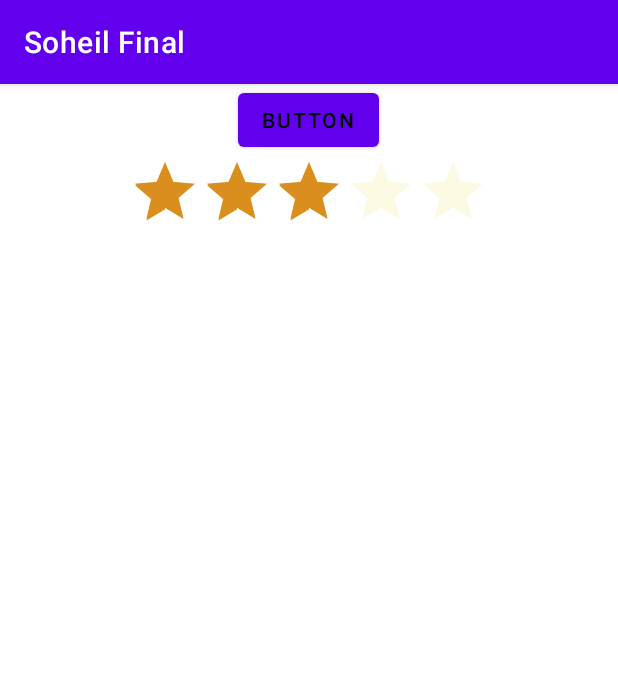
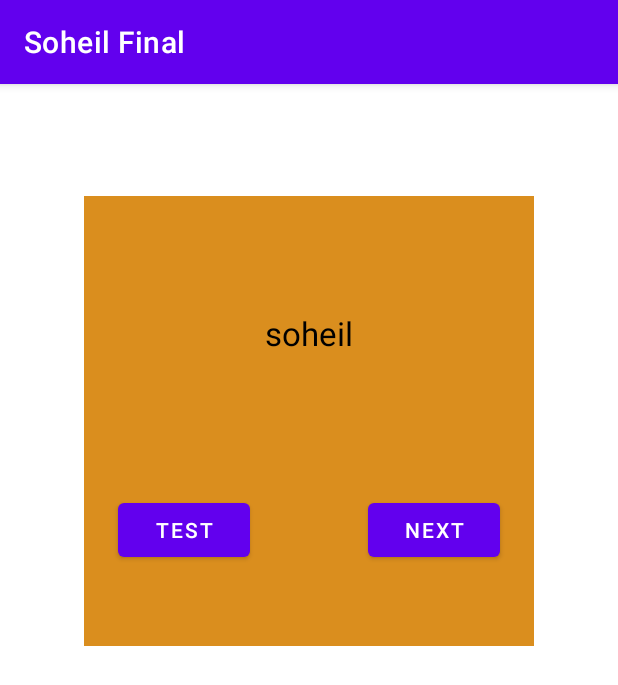
Before and after one commit to S-SHANTI/EDU, an Android app: the screen it shows after launch (MainActivity), on a phone screen of 412 x 824 dp. Shown: the top 685 px of the screen. Run offline under Robolectric (Android 15) with nearby library versions, the phone set to English and light mode, and no system bars.

Commit message:
60. طریقه استفاده بهینه از view

```diff
--- a/app/src/main/java/com/example/testproject/MainActivity.kt
+++ b/app/src/main/java/com/example/testproject/MainActivity.kt
@@ -1,7 +1,6 @@
 package com.example.testproject
 
 import android.os.Bundle
-import android.widget.Toast
 import androidx.appcompat.app.AppCompatActivity
 import com.example.testproject.databinding.ActivityMainBinding
 
@@ -15,18 +14,6 @@ class MainActivity : AppCompatActivity() {
         binding = ActivityMainBinding.inflate(layoutInflater)
         setContentView(binding.root)
 
-        val shared = getSharedPreferences("test", MODE_PRIVATE )
-
-        binding.ratingBar.rating = shared.getFloat("rate",3f)
-
-        binding.ratingBar.setOnRatingBarChangeListener { _, rating, _  ->
-
-            val edit = shared.edit()
-            edit.putFloat("rate", rating)
-            edit.apply()
-            Toast.makeText(this,rating.toString(),Toast.LENGTH_SHORT).show()
-
-        }
     }
 
 }
--- a/app/src/main/res/layout/activity_main.xml
+++ b/app/src/main/res/layout/activity_main.xml
@@ -1,5 +1,6 @@
 <?xml version="1.0" encoding="utf-8"?>
-<LinearLayout xmlns:android="http://schemas.android.com/apk/res/android"
+<androidx.constraintlayout.widget.ConstraintLayout xmlns:android="http://schemas.android.com/apk/res/android"
+    xmlns:app="http://schemas.android.com/apk/res-auto"
     xmlns:tools="http://schemas.android.com/tools"
     android:layout_width="match_parent"
     android:layout_height="match_parent"
@@ -8,22 +9,48 @@
     tools:context=".MainActivity">
 
 
+    <View
+        android:layout_width="300dp"
+        android:layout_height="300dp"
+        android:background="@color/yellow_500"
+        app:layout_constraintBottom_toBottomOf="parent"
+        app:layout_constraintEnd_toEndOf="parent"
+        app:layout_constraintStart_toStartOf="parent"
+        app:layout_constraintTop_toTopOf="parent"
+        app:layout_constraintVertical_bias="0.16000003" />
     <Button
-        android:id="@+id/next"
+        android:id="@+id/button"
         android:layout_width="wrap_content"
         android:layout_height="wrap_content"
-        android:text="@string/button"
-        android:textColor="@color/black"
-        tools:ignore="TextContrastCheck" />
+        android:text="@string/test"
+        app:layout_constraintBottom_toBottomOf="@+id/button3"
+        app:layout_constraintEnd_toStartOf="@+id/button3"
+        app:layout_constraintHorizontal_bias="0.5"
+        app:layout_constraintStart_toStartOf="parent"
+        app:layout_constraintTop_toTopOf="@+id/button3" />
 
-    <RatingBar
-        android:id="@+id/ratingBar"
+    <Button
+        android:id="@+id/button3"
         android:layout_width="wrap_content"
         android:layout_height="wrap_content"
-        android:numStars="5"
-        android:rating="3.5"
-        android:theme="@style/CustomRatingBar"
-        tools:ignore="SpeakableTextPresentCheck" />
+        android:text="@string/next"
+        app:layout_constraintBottom_toBottomOf="parent"
+        app:layout_constraintEnd_toEndOf="parent"
+        app:layout_constraintHorizontal_bias="0.5"
+        app:layout_constraintStart_toEndOf="@+id/button"
+        app:layout_constraintTop_toTopOf="parent"
+        app:layout_constraintVertical_bias="0.38" />
 
-
-</LinearLayout>
+    <TextView
+        android:textColor="@color/black"
+        android:textSize="22sp"
+        android:id="@+id/textView"
+        android:layout_width="wrap_content"
+        android:layout_height="wrap_content"
+        android:text="@string/soheil"
+        app:layout_constraintBottom_toTopOf="@+id/button3"
+        app:layout_constraintEnd_toEndOf="parent"
+        app:layout_constraintStart_toStartOf="parent"
+        app:layout_constraintTop_toTopOf="parent"
+        app:layout_constraintVertical_bias="0.62" />
+</androidx.constraintlayout.widget.ConstraintLayout>
```
